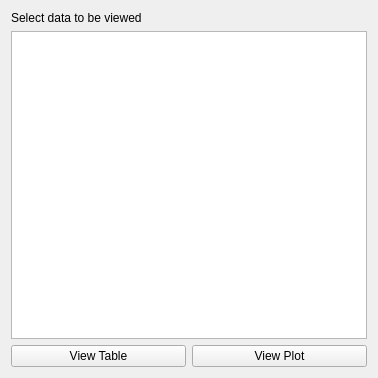
Qt form lib/flowchart/nodes/n01_quickview/node_quickview.ui (cdd1969/pygwa) before a commit.
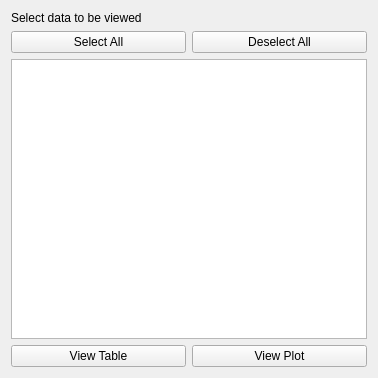
The same form after that commit.

Commit message: Improved QuickView Node: (1) de/select-all buttons (2) QTableView instead of QListView for data-columns

Patch:
```diff
--- a/lib/flowchart/nodes/n01_quickview/node_quickview.ui
+++ b/lib/flowchart/nodes/n01_quickview/node_quickview.ui
@@ -13,8 +13,61 @@
   <property name="windowTitle">
    <string>Form</string>
   </property>
-  <layout class="QGridLayout" name="gridLayout">
-   <item row="2" column="0">
+  <layout class="QVBoxLayout" name="verticalLayout">
+   <item>
+    <widget class="QLabel" name="label">
+     <property name="text">
+      <string>Select data to be viewed</string>
+     </property>
+    </widget>
+   </item>
+   <item>
+    <layout class="QHBoxLayout" name="horizontalLayout_2">
+     <item>
+      <widget class="QPushButton" name="pushButton_selectAll">
+       <property name="text">
+        <string>Select All</string>
+       </property>
+      </widget>
+     </item>
+     <item>
+      <widget class="QPushButton" name="pushButton_deselectAll">
+       <property name="text">
+        <string>Deselect All</string>
+       </property>
+      </widget>
+     </item>
+    </layout>
+   </item>
+   <item>
+    <widget class="QTableView" name="tableView_header">
+     <property name="sizeAdjustPolicy">
+      <enum>QAbstractScrollArea::AdjustToContents</enum>
+     </property>
+     <property name="editTriggers">
+      <set>QAbstractItemView::NoEditTriggers</set>
+     </property>
+     <property name="showDropIndicator" stdset="0">
+      <bool>false</bool>
+     </property>
+     <property name="dragDropOverwriteMode">
+      <bool>false</bool>
+     </property>
+     <property name="alternatingRowColors">
+      <bool>true</bool>
+     </property>
+     <property name="selectionMode">
+      <enum>QAbstractItemView::NoSelection</enum>
+     </property>
+     <attribute name="horizontalHeaderStretchLastSection">
+      <bool>true</bool>
+     </attribute>
+     <attribute name="verticalHeaderVisible">
+      <bool>false</bool>
+     </attribute>
+    </widget>
+   </item>
+   <item>
     <layout class="QHBoxLayout" name="horizontalLayout">
      <item>
       <widget class="QPushButton" name="pushButton_viewTable">
@@ -44,16 +97,6 @@
      </item>
     </layout>
    </item>
-   <item row="0" column="0">
-    <widget class="QLabel" name="label">
-     <property name="text">
-      <string>Select data to be viewed</string>
-     </property>
-    </widget>
-   </item>
-   <item row="1" column="0">
-    <widget class="QListView" name="listView"/>
-   </item>
   </layout>
  </widget>
  <resources/>
```
Left out of the diff: 4 changed lines with no effect on the pictures. The commit also changes 2 other files.
